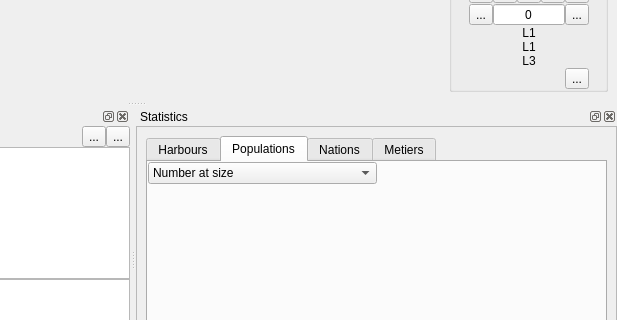
Before: the Qt Designer form qtgui/mainwindow.ui in frabas/DISPLACE_GUI, drawn with Qt 5; both pictures show x 345 to 962 and y 259 to 579 of the 962 by 692 pixel window.
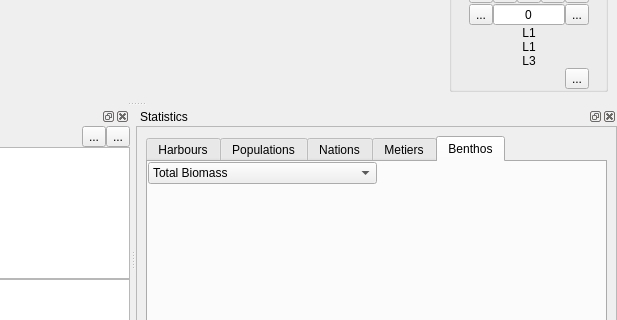
After: the same form once the commit is applied. Icons and pictures are not drawn. Custom widgets are drawn as their Qt base class.

Commit message: Benthos plot added.

What changed in the file:
```diff
--- a/qtgui/mainwindow.ui
+++ b/qtgui/mainwindow.ui
@@ -340,7 +340,7 @@
         <item>
          <widget class="QTabWidget" name="statsTab">
           <property name="currentIndex">
-           <number>1</number>
+           <number>4</number>
           </property>
           <widget class="QWidget" name="tabStatsHarbours">
            <attribute name="icon">
@@ -642,6 +642,73 @@
             </item>
            </layout>
           </widget>
+          <widget class="QWidget" name="benthosTab">
+           <attribute name="title">
+            <string>Benthos</string>
+           </attribute>
+           <layout class="QVBoxLayout" name="verticalLayout_11" stretch="0,1">
+            <property name="spacing">
+             <number>0</number>
+            </property>
+            <property name="leftMargin">
+             <number>0</number>
+            </property>
+            <property name="topMargin">
+             <number>0</number>
+            </property>
+            <property name="rightMargin">
+             <number>0</number>
+            </property>
+            <property name="bottomMargin">
+             <number>0</number>
+            </property>
+            <item>
+             <layout class="QHBoxLayout" name="horizontalLayout_7">
+              <item>
+               <widget class="QComboBox" name="benthosStatSelector">
+                <property name="sizePolicy">
+                 <sizepolicy hsizetype="MinimumExpanding" vsizetype="Fixed">
+                  <horstretch>0</horstretch>
+                  <verstretch>0</verstretch>
+                 </sizepolicy>
+                </property>
+                <item>
+                 <property name="text">
+                  <string>Total Biomass</string>
+                 </property>
+                </item>
+                <item>
+                 <property name="text">
+                  <string>Benthos Number</string>
+                 </property>
+                </item>
+                <item>
+                 <property name="text">
+                  <string>Total Mean Weight</string>
+                 </property>
+                </item>
+               </widget>
+              </item>
+              <item>
+               <spacer name="horizontalSpacer_8">
+                <property name="orientation">
+                 <enum>Qt::Horizontal</enum>
+                </property>
+                <property name="sizeHint" stdset="0">
+                 <size>
+                  <width>40</width>
+                  <height>20</height>
+                 </size>
+                </property>
+               </spacer>
+              </item>
+             </layout>
+            </item>
+            <item>
+             <widget class="QCustomPlot" name="plotBenthos" native="true"/>
+            </item>
+           </layout>
+          </widget>
          </widget>
         </item>
        </layout>
```
Left out of the diff: 5 changed lines with no effect on the pictures. The commit also changes 3 other files.
